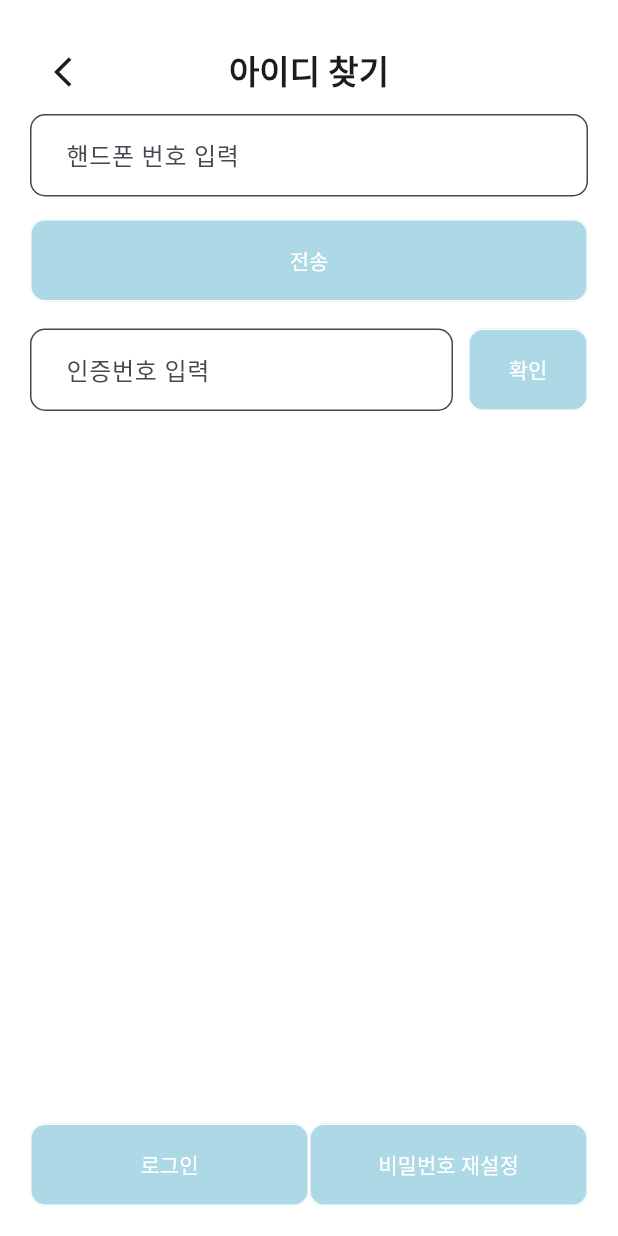
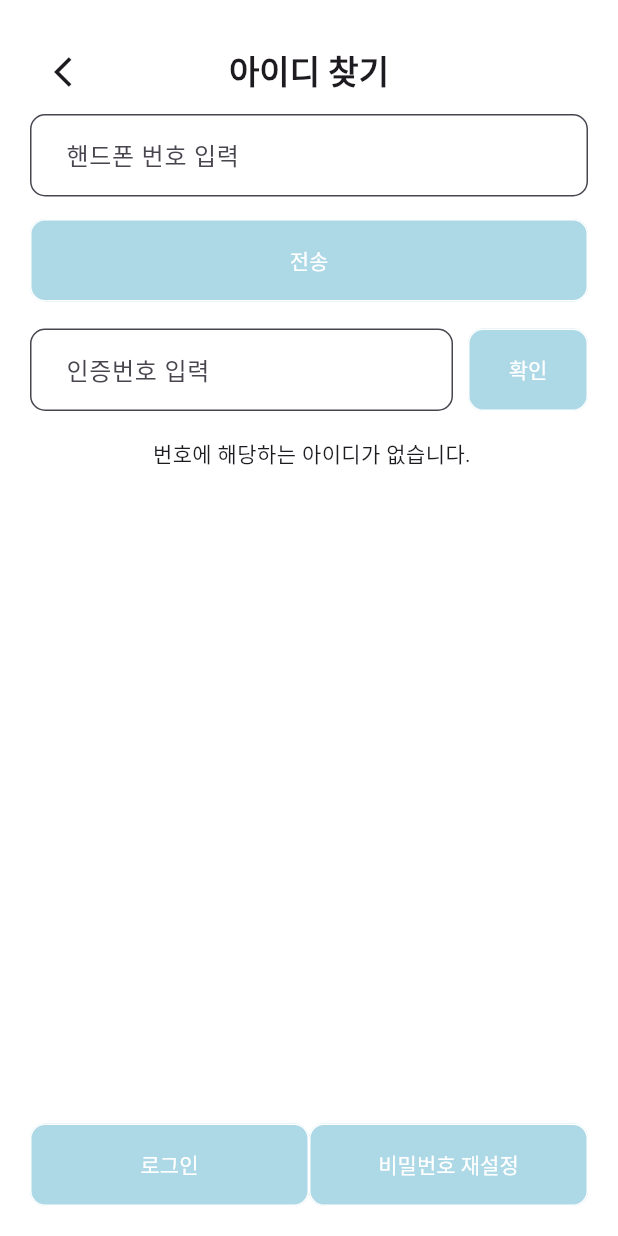
Before and after one commit to rx5460/pophub, a Flutter app: the FindId screen opened directly, on a phone screen of 412 x 824 dp. Run offline on Flutter 3.47's test engine with Material 3 defaults, Android fonts, the phone set to English and light mode, and no system bars; our stand-ins replace carousel_slider, cloud_firestore, dio, firebase_core, firebase_messaging, flutter_dotenv and 6 more; missing offline and left inert: kakao_map_plugin; accounts and stored records are empty; network calls fail; Roboto replaces fonts that are missing (NanumGothicCoding).

Commit message:
- bugfix : 아이디 찾기시 없는 경우 처리 - bugfix : 스토어 추가시 시간별 최대인원 오류 수정 - change : 아이디 조회 기능 수정 - change : 비밀번호 초기화시 로그가웃 처리 - change : 불필요한 로그 정리

```diff
--- a/lib/screen/goods/goods_add_page.dart
+++ b/lib/screen/goods/goods_add_page.dart
@@ -10,7 +10,6 @@ import 'package:pophub/notifier/UserNotifier.dart';
 import 'package:pophub/screen/custom/custom_title_bar.dart';
 import 'package:pophub/screen/nav/bottom_navigation_page.dart';
 import 'package:pophub/utils/api.dart';
-import 'package:pophub/utils/log.dart';
 import 'package:pophub/utils/utils.dart';
 import 'package:provider/provider.dart';
 
@@ -112,7 +111,6 @@ class _GoodsCreatePageState extends State<GoodsCreatePage> {
 
   Future<void> goodsAdd(GoodsNotifier goods) async {
     goods.userName = User().userName;
-    Logger.debug(goods.toString());
     final data = await Api.goodsAdd(goods, widget.storeId);
 
     if (!data.toString().contains("fail") && mounted) {
--- a/lib/screen/user/find_id.dart
+++ b/lib/screen/user/find_id.dart
@@ -25,6 +25,7 @@ class _FindIdState extends State<FindId> {
   final _certifiFormkey = GlobalKey<FormState>();
   bool isDialogShowing = false;
   String userId = "";
+  bool findSuccess = false;
 
   late final TextEditingController phoneController = TextEditingController();
   late final TextEditingController certifiController = TextEditingController();
@@ -103,8 +104,13 @@ class _FindIdState extends State<FindId> {
     if (!data.toString().contains("fail")) {
       setState(() {
         userId = data["userId"];
+        findSuccess = true;
       });
-    } else {}
+    } else {
+      setState(() {
+        findSuccess = false;
+      });
+    }
   }
 
   @override
@@ -197,7 +203,7 @@ class _FindIdState extends State<FindId> {
                       ],
                     ),
                     Visibility(
-                      visible: userId != "",
+                      visible: findSuccess,
                       child: Row(
                         mainAxisAlignment: MainAxisAlignment.center,
                         children: [
@@ -210,6 +216,13 @@ class _FindIdState extends State<FindId> {
                         ],
                       ),
                     ),
+                    Visibility(
+                        child: Visibility(
+                            visible: findSuccess == false,
+                            child: Center(
+                              child: Text(
+                                  "${phoneController.text.toString()} 번호에 해당하는 아이디가 없습니다."),
+                            ))),
                     const Spacer(),
                     SizedBox(
                         width: double.infinity,
--- a/lib/screen/user/profile_page.dart
+++ b/lib/screen/user/profile_page.dart
@@ -12,7 +12,6 @@ import 'package:pophub/screen/user/acount_info.dart';
 import 'package:pophub/screen/user/login.dart';
 import 'package:pophub/screen/user/profile_add_page.dart';
 import 'package:pophub/utils/api.dart';
-import 'package:pophub/utils/log.dart';
 import 'package:provider/provider.dart';
 
 class ProfilePage extends StatefulWidget {
@@ -85,8 +84,6 @@ class _ProfilePageState extends State<ProfilePage> {
           ),
         );
       }
-
-      Logger.debug(data.toString());
     } else {
       if (mounted) {
         Navigator.push(
--- a/lib/utils/api.dart
+++ b/lib/utils/api.dart
@@ -235,8 +235,7 @@ class Api {
 
   //아이디 조회
   static Future<Map<String, dynamic>> getId(String phoneNumber) async {
-    final data = await getNoAuthData(
-        '$domain/user/search_id/?phoneNumber=$phoneNumber', {});
+    final data = await getNoAuthData('$domain/user/search_id/$phoneNumber', {});
     Logger.debug("### 아이디 조회 $data");
     return data;
   }
```
Also changed, not shown: lib/screen/store/store_add_page.dart (+16 -6 lines), lib/screen/user/reset_passwd.dart (+10 -3 lines).
